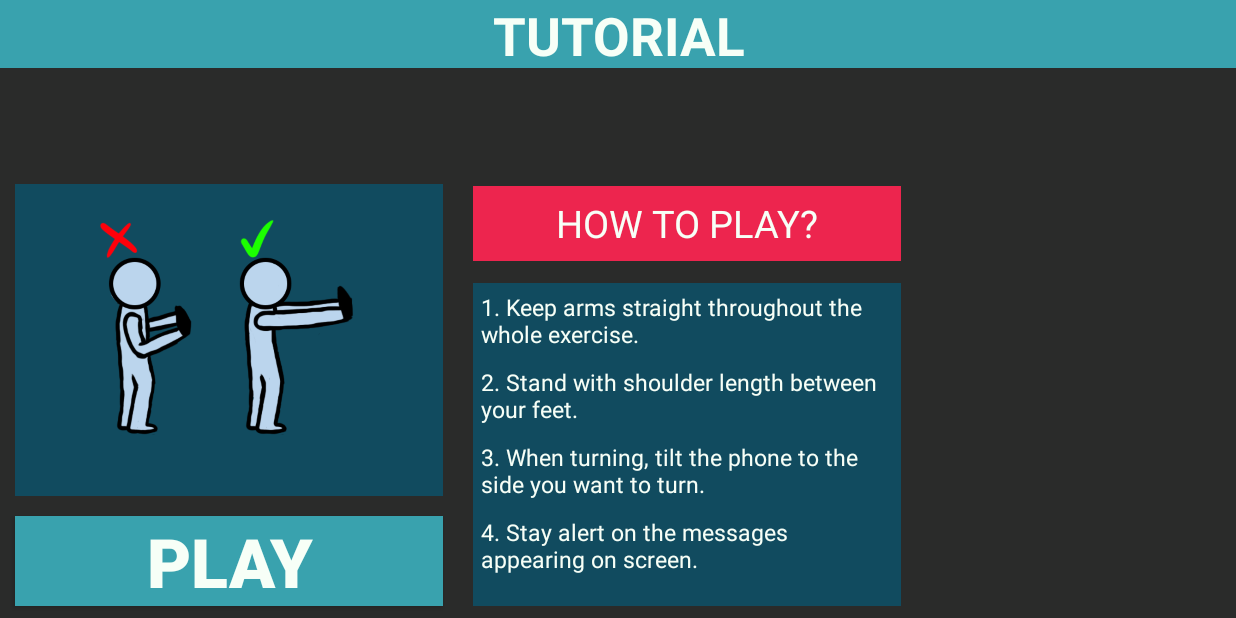
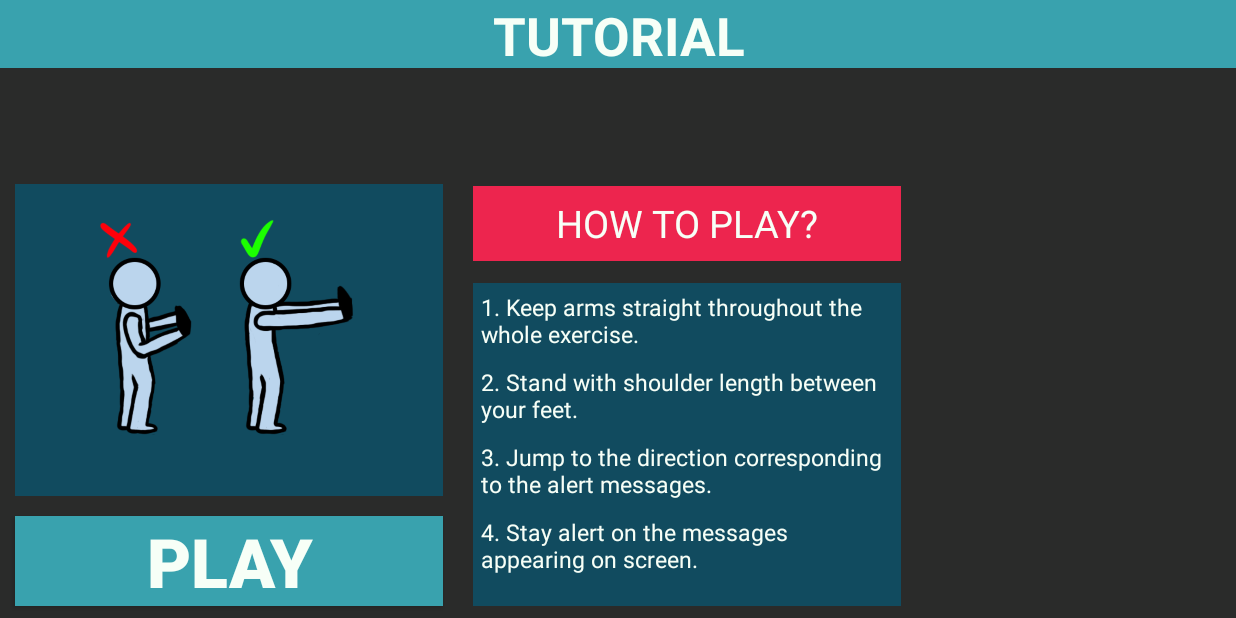
Before and after one commit to AtomicPotatoEmil/P2-Prototype, an Android app: the Tutorial screen opened directly, with no data from a screen before it, on a phone screen of 824 x 412 dp (held sideways). Run offline under Robolectric (Android 15) with nearby library versions, the phone set to English and light mode, and no system bars.

```diff
--- a/prototypeP2/app/src/main/res/layout/activity_tutorial.xml
+++ b/prototypeP2/app/src/main/res/layout/activity_tutorial.xml
@@ -122,7 +122,7 @@
                 android:layout_height="50dp"
                 android:background="@color/DARKBLUE"
                 android:padding="5dp"
-                android:text="3. When turning, tilt the phone to the side you want to turn."
+                android:text="3. Jump to the direction corresponding to the alert messages."
                 android:textColor="@color/MINTWHITEd"
                 android:textSize="15sp"
                 android:visibility="visible" />
```
Also changed, not shown: prototypeP2/app/src/main/res/drawable/tutorial_signals.png (added).
